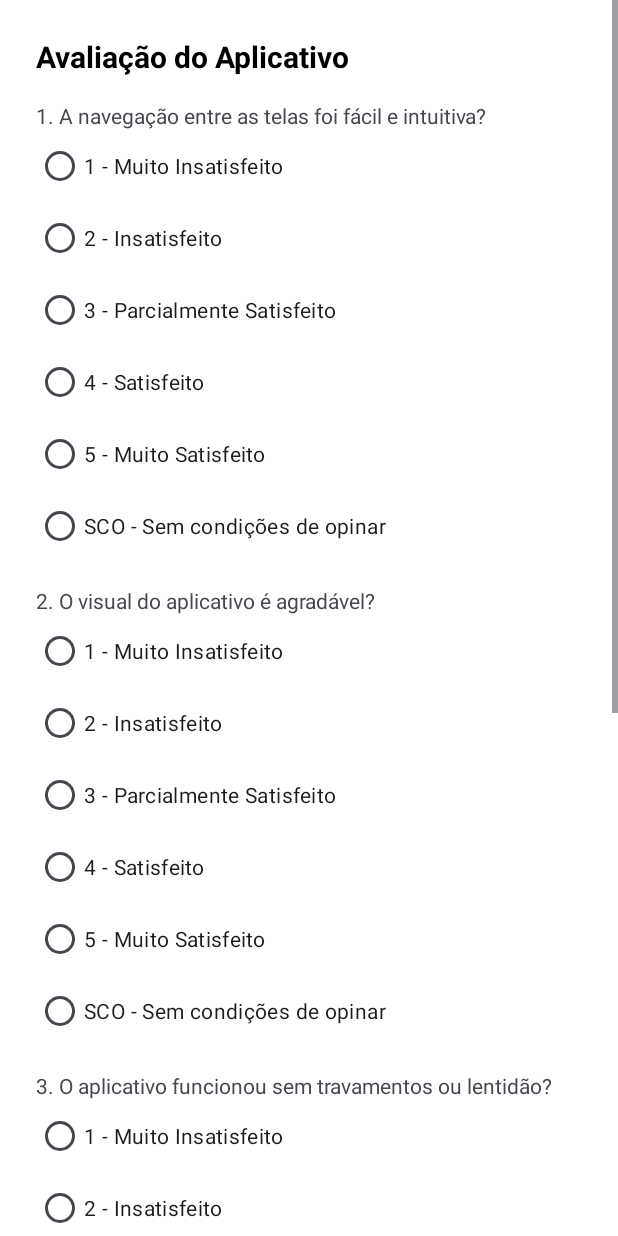
After one commit to mathwidu/AppLogicando, an Android app: the FeedbackAppActivity screen opened directly, with no data from a screen before it, on a phone screen of 412 x 824 dp. The commit adds this screen. Run offline under Robolectric (Android 15) with nearby library versions, the phone set to English and light mode, and no system bars.

Commit message:
tela de avaliação do app

```diff
--- a/app/src/main/AndroidManifest.xml
+++ b/app/src/main/AndroidManifest.xml
@@ -1,6 +1,7 @@
 <?xml version="1.0" encoding="utf-8"?>
 <manifest xmlns:android="http://schemas.android.com/apk/res/android"
     xmlns:tools="http://schemas.android.com/tools">
+
     <uses-permission android:name="android.permission.WRITE_EXTERNAL_STORAGE"
         android:maxSdkVersion="28"/>
 
@@ -16,10 +17,10 @@
         tools:targetApi="31">
 
         <activity android:name=".ObrigadoActivity" />
+        <activity android:name=".FeedbackAppActivity" />
         <activity android:name=".Form3Activity" />
         <activity android:name=".Form2Activity" />
         <activity android:name=".Form1Activity" />
-
 
         <activity
             android:name=".MainActivity"
--- a/app/src/main/java/br/com/app/applogicando/Exportador.java
+++ b/app/src/main/java/br/com/app/applogicando/Exportador.java
@@ -21,7 +21,7 @@ public class Exportador {
         try {
             File dir = Environment.getExternalStoragePublicDirectory(Environment.DIRECTORY_DOWNLOADS);
             if (!dir.exists()) {
-                dir.mkdirs(); // Cria a pasta caso não exista
+                dir.mkdirs();
             }
 
             File file = new File(dir, "respostas.csv");
@@ -51,7 +51,7 @@ public class Exportador {
         try {
             File dir = Environment.getExternalStoragePublicDirectory(Environment.DIRECTORY_DOWNLOADS);
             if (!dir.exists()) {
-                dir.mkdirs(); // Cria a pasta caso não exista
+                dir.mkdirs();
             }
 
             File file = new File(dir, "respostas.json");
--- /dev/null
+++ b/app/src/main/java/br/com/app/applogicando/FeedbackAppActivity.java
@@ -0,0 +1,60 @@
+package br.com.app.applogicando;
+
+import android.os.Bundle;
+import android.widget.Button;
+import android.widget.EditText;
+import android.widget.RadioButton;
+import android.widget.RadioGroup;
+import android.widget.Toast;
+
+import androidx.appcompat.app.AppCompatActivity;
+
+public class FeedbackAppActivity extends AppCompatActivity {
+
+    RadioGroup radioNavegacao, radioVisual, radioDesempenho;
+    EditText editGostou, editMelhorias;
+
+    @Override
+    protected void onCreate(Bundle savedInstanceState) {
+        super.onCreate(savedInstanceState);
+        setContentView(R.layout.activity_feedback_app);
+
+        // Referências aos componentes
+        radioNavegacao = findViewById(R.id.radioNavegacao);
+        radioVisual = findViewById(R.id.radioVisual);
+        radioDesempenho = findViewById(R.id.radioDesempenho);
+        editGostou = findViewById(R.id.editGostou);
+        editMelhorias = findViewById(R.id.editMelhorias);
+        Button btnEnviar = findViewById(R.id.btnEnviarFeedback);
+
+        // Ação do botão Enviar
+        btnEnviar.setOnClickListener(v -> {
+            if (radioNavegacao.getCheckedRadioButtonId() == -1 ||
+                    radioVisual.getCheckedRadioButtonId() == -1 ||
+                    radioDesempenho.getCheckedRadioButtonId() == -1) {
+                Toast.makeText(this, "Por favor, responda todas as perguntas obrigatórias.", Toast.LENGTH_SHORT).show();
+                return;
+            }
+
+            // Coletar respostas
+            String respostaNavegacao = ((RadioButton) findViewById(radioNavegacao.getCheckedRadioButtonId())).getText().toString();
+            String respostaVisual = ((RadioButton) findViewById(radioVisual.getCheckedRadioButtonId())).getText().toString();
+            String respostaDesempenho = ((RadioButton) findViewById(radioDesempenho.getCheckedRadioButtonId())).getText().toString();
+            String textoGostou = editGostou.getText().toString().trim();
+            String textoMelhorias = editMelhorias.getText().toString().trim();
+
+            // Exibir resumo (pode ser adaptado para salvar em CSV/JSON futuramente)
+            String resumo = "Feedback coletado:\n"
+                    + "Navegação: " + respostaNavegacao + "\n"
+                    + "Visual: " + respostaVisual + "\n"
+                    + "Desempenho: " + respostaDesempenho + "\n"
+                    + "Gostou: " + textoGostou + "\n"
+                    + "Melhorias: " + textoMelhorias;
+
+            Toast.makeText(this, "Obrigado pelo feedback!", Toast.LENGTH_LONG).show();
+
+            // Finaliza tela
+            finish();
+        });
+    }
+}
--- a/app/src/main/java/br/com/app/applogicando/ObrigadoActivity.java
+++ b/app/src/main/java/br/com/app/applogicando/ObrigadoActivity.java
@@ -19,5 +19,11 @@ public class ObrigadoActivity extends AppCompatActivity {
             startActivity(intent);
             finish();
         });
+
+        Button btnFeedback = findViewById(R.id.btnFeedbackApp);
+        btnFeedback.setOnClickListener(v -> {
+            Intent intent = new Intent(ObrigadoActivity.this, FeedbackAppActivity.class);
+            startActivity(intent);
+        });
     }
 }
--- /dev/null
+++ b/app/src/main/res/layout/activity_feedback_app.xml
@@ -0,0 +1,116 @@
+<?xml version="1.0" encoding="utf-8"?>
+<ScrollView xmlns:android="http://schemas.android.com/apk/res/android"
+    android:layout_width="match_parent"
+    android:layout_height="match_parent"
+    android:background="#FFFFFF">
+
+    <LinearLayout
+        android:layout_width="match_parent"
+        android:layout_height="wrap_content"
+        android:orientation="vertical"
+        android:padding="24dp">
+
+        <!-- Título -->
+        <TextView
+            android:layout_width="match_parent"
+            android:layout_height="wrap_content"
+            android:text="Avaliação do Aplicativo"
+            android:textSize="20sp"
+            android:textStyle="bold"
+            android:textColor="#000000"
+            android:layout_marginBottom="16dp" />
+
+        <!-- Pergunta 1 -->
+        <TextView
+            android:layout_width="match_parent"
+            android:layout_height="wrap_content"
+            android:text="1. A navegação entre as telas foi fácil e intuitiva?" />
+
+        <RadioGroup
+            android:id="@+id/radioNavegacao"
+            android:layout_width="match_parent"
+            android:layout_height="wrap_content">
+            <RadioButton android:id="@+id/opcaoNav1" android:layout_width="wrap_content" android:layout_height="wrap_content" android:text="1 - Muito Insatisfeito"/>
+            <RadioButton android:id="@+id/opcaoNav2" android:layout_width="wrap_content" android:layout_height="wrap_content" android:text="2 - Insatisfeito"/>
+            <RadioButton android:id="@+id/opcaoNav3" android:layout_width="wrap_content" android:layout_height="wrap_content" android:text="3 - Parcialmente Satisfeito"/>
+            <RadioButton android:id="@+id/opcaoNav4" android:layout_width="wrap_content" android:layout_height="wrap_content" android:text="4 - Satisfeito"/>
+            <RadioButton android:id="@+id/opcaoNav5" android:layout_width="wrap_content" android:layout_height="wrap_content" android:text="5 - Muito Satisfeito"/>
+            <RadioButton android:id="@+id/opcaoNavSCO" android:layout_width="wrap_content" android:layout_height="wrap_content" android:text="SCO - Sem condições de opinar"/>
+        </RadioGroup>
+
+        <!-- Pergunta 2 -->
+        <TextView
+            android:layout_width="match_parent"
+            android:layout_height="wrap_content"
+            android:text="2. O visual do aplicativo é agradável?"
+            android:layout_marginTop="16dp" />
+        <RadioGroup
+            android:id="@+id/radioVisual"
+            android:layout_width="match_parent"
+            android:layout_height="wrap_content">
+            <RadioButton android:id="@+id/opcaoVisual1" android:layout_width="wrap_content" android:layout_height="wrap_content" android:text="1 - Muito Insatisfeito"/>
+            <RadioButton android:id="@+id/opcaoVisual2" android:layout_width="wrap_content" android:layout_height="wrap_content" android:text="2 - Insatisfeito"/>
+            <RadioButton android:id="@+id/opcaoVisual3" android:layout_width="wrap_content" android:layout_height="wrap_content" android:text="3 - Parcialmente Satisfeito"/>
+            <RadioButton android:id="@+id/opcaoVisual4" android:layout_width="wrap_content" android:layout_height="wrap_content" android:text="4 - Satisfeito"/>
+            <RadioButton android:id="@+id/opcaoVisual5" android:layout_width="wrap_content" android:layout_height="wrap_content" android:text="5 - Muito Satisfeito"/>
+            <RadioButton android:id="@+id/opcaoVisualSCO" android:layout_width="wrap_content" android:layout_height="wrap_content" android:text="SCO - Sem condições de opinar"/>
+        </RadioGroup>
+
+        <!-- Pergunta 3 -->
+        <TextView
+            android:layout_width="match_parent"
+            android:layout_height="wrap_content"
+            android:text="3. O aplicativo funcionou sem travamentos ou lentidão?"
+            android:layout_marginTop="16dp" />
+        <RadioGroup
+            android:id="@+id/radioDesempenho"
+            android:layout_width="match_parent"
+            android:layout_height="wrap_content">
+            <RadioButton android:id="@+id/opcaoDesempenho1" android:layout_width="wrap_content" android:layout_height="wrap_content" android:text="1 - Muito Insatisfeito"/>
+            <RadioButton android:id="@+id/opcaoDesempenho2" android:layout_width="wrap_content" android:layout_height="wrap_content" android:text="2 - Insatisfeito"/>
+            <RadioButton android:id="@+id/opcaoDesempenho3" android:layout_width="wrap_content" android:layout_height="wrap_content" android:text="3 - Parcialmente Satisfeito"/>
+            <RadioButton android:id="@+id/opcaoDesempenho4" android:layout_width="wrap_content" android:layout_height="wrap_content" android:text="4 - Satisfeito"/>
+            <RadioButton android:id="@+id/opcaoDesempenho5" android:layout_width="wrap_content" android:layout_height="wrap_content" android:text="5 - Muito Satisfeito"/>
+            <RadioButton android:id="@+id/opcaoDesempenhoSCO" android:layout_width="wrap_content" android:layout_height="wrap_content" android:text="SCO - Sem condições de opinar"/>
+        </RadioGroup>
+
+        <!-- Pergunta 4 - Texto livre -->
+        <TextView
+            android:layout_width="match_parent"
+            android:layout_height="wrap_content"
+            android:text="4. O que você mais gostou no aplicativo?"
+            android:layout_marginTop="16dp" />
+        <EditText
+            android:id="@+id/editGostou"
+            android:layout_width="match_parent"
+            android:layout_height="120dp"
+            android:gravity="top"
+            android:hint="Digite aqui..."
+            android:inputType="textMultiLine" />
+
+        <!-- Pergunta 5 - Texto livre -->
+        <TextView
+            android:layout_width="match_parent"
+            android:layout_height="wrap_content"
+            android:text="5. O que você mudaria ou melhoraria?"
+            android:layout_marginTop="16dp" />
+        <EditText
+            android:id="@+id/editMelhorias"
+            android:layout_width="match_parent"
+            android:layout_height="120dp"
+            android:gravity="top"
+            android:hint="Digite aqui..."
+            android:inputType="textMultiLine" />
+
+        <!-- Botão Enviar -->
+        <Button
+            android:id="@+id/btnEnviarFeedback"
+            android:layout_width="wrap_content"
+            android:layout_height="wrap_content"
+            android:text="Enviar"
+            android:layout_gravity="center"
+            android:layout_marginTop="24dp"
+            android:backgroundTint="#4CAF50"
+            android:textColor="#FFFFFF"/>
+    </LinearLayout>
+</ScrollView>
--- a/app/src/main/res/layout/activity_obrigado.xml
+++ b/app/src/main/res/layout/activity_obrigado.xml
@@ -23,4 +23,13 @@
         android:text="Voltar ao Início"
         android:backgroundTint="#6200EE"
         android:textColor="#FFFFFF" />
+
+    <Button
+        android:id="@+id/btnFeedbackApp"
+        android:layout_width="wrap_content"
+        android:layout_height="wrap_content"
+        android:text="Avaliar o Aplicativo"
+        android:layout_marginTop="16dp"
+        android:backgroundTint="#2196F3"
+        android:textColor="#FFFFFF" />
 </LinearLayout>
```
